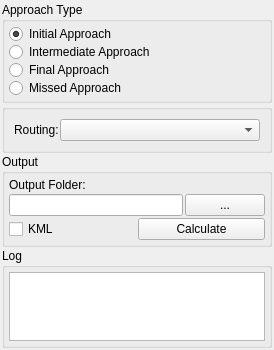
Before: the Qt Designer form Q_Pansopy/ui/pbn/qpansopy_lnav_dockwidget.ui in FLYGHT7/qpansopy, drawn with Qt 5.
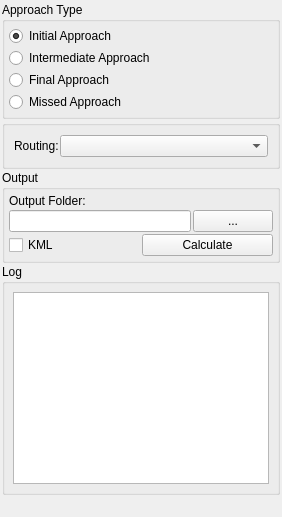
After: the same form once the commit is applied. Custom widgets are drawn as their Qt base class.

Diff of the .ui file:
```diff
--- a/Q_Pansopy/ui/pbn/qpansopy_lnav_dockwidget.ui
+++ b/Q_Pansopy/ui/pbn/qpansopy_lnav_dockwidget.ui
@@ -4,14 +4,8 @@
  <widget class="QDockWidget" name="QPANSOPYLNAVDockWidget">
   <property name="minimumSize">
    <size>
-    <width>250</width>
-    <height>200</height>
-   </size>
-  </property>
-  <property name="maximumSize">
-   <size>
-    <width>16777215</width>
-    <height>350</height>
+    <width>0</width>
+    <height>0</height>
    </size>
   </property>
   <widget class="QWidget" name="dockWidgetContents">
@@ -172,13 +166,22 @@
       </property>
       <layout class="QVBoxLayout" name="logLayout">
         <property name="spacing">
-         <number>2</number>
+        <number>6</number>
         </property>
         <property name="margin">
-         <number>4</number>
+        <number>8</number>
         </property>
         <item>
          <widget class="QTextEdit" name="logTextEdit">
+         <property name="sizePolicy">
+          <sizepolicy hsizetype="Expanding" vsizetype="Fixed">
+           <horstretch>0</horstretch>
+           <verstretch>0</verstretch>
+          </sizepolicy>
+         </property>
+         <property name="minimumHeight">
+          <number>70</number>
+         </property>
           <property name="maximumHeight">
            <number>60</number>
           </property>
@@ -190,6 +193,19 @@
       </layout>
      </widget>
     </item>
+    <item>
+     <spacer name="verticalSpacer">
+      <property name="orientation">
+       <enum>Qt::Vertical</enum>
+      </property>
+      <property name="sizeHint" stdset="0">
+       <size>
+        <width>20</width>
+        <height>20</height>
+       </size>
+      </property>
+     </spacer>
+    </item>
    </layout>
   </widget>
  </widget>
```
Left out of the diff: 5 changed lines with no effect on the pictures. Lines whose indentation alone changed are shown as unchanged.
